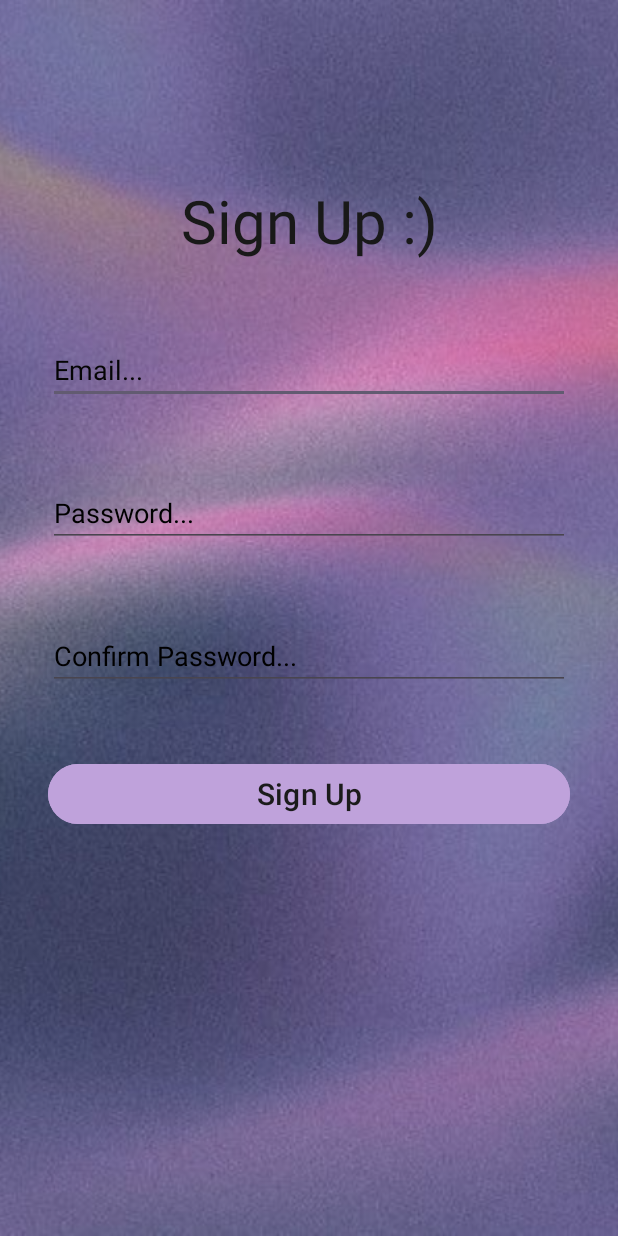
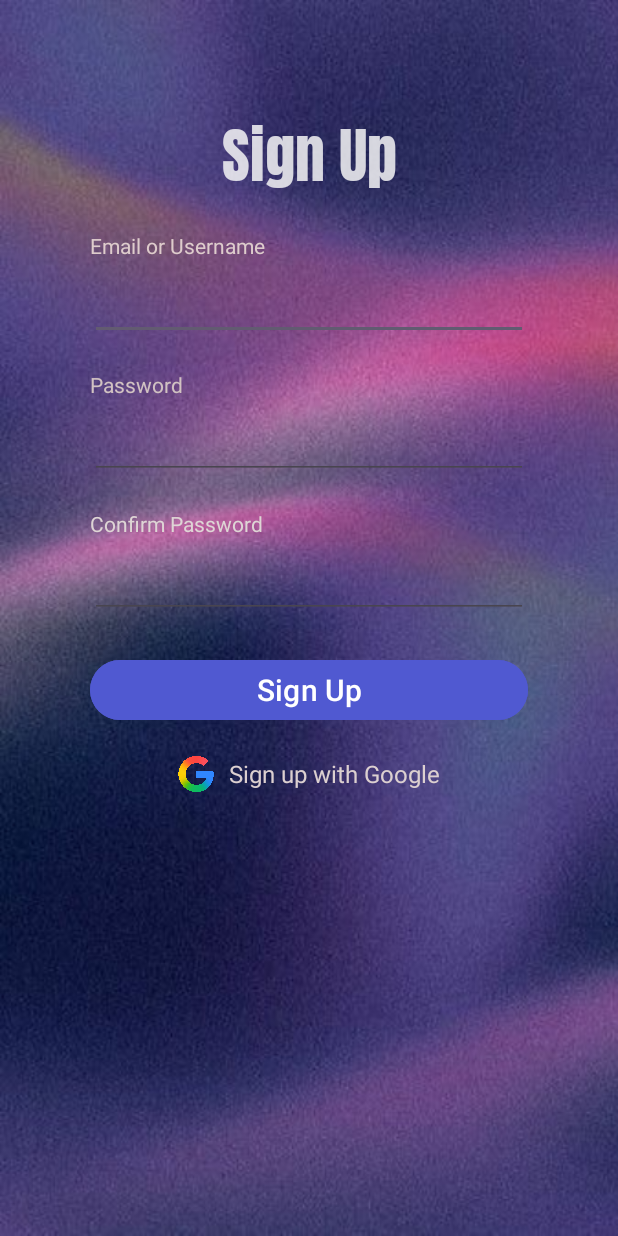
Before and after one commit to Kartikssethi/Discord-Mobile-, an Android app: the Sign_Up screen opened directly, with no data from a screen before it, on a phone screen of 412 x 824 dp. Run offline under Robolectric (Android 15) with nearby library versions, the phone set to English and light mode, and no system bars.

Commit message:
fixed the Sign in

```diff
--- a/app/src/main/res/layout/activity_sign_up.xml
+++ b/app/src/main/res/layout/activity_sign_up.xml
@@ -5,104 +5,148 @@
     xmlns:tools="http://schemas.android.com/tools"
     android:id="@+id/main"
     android:layout_width="match_parent"
-    android:layout_height="match_parent">
-
-    <!-- Background Image with Opacity -->
-    <ImageView
-        android:id="@+id/bgImage"
-        android:layout_width="0dp"
-        android:layout_height="0dp"
-        android:scaleType="centerCrop"
-        android:src="@drawable/welcome_background"
-        android:alpha="0.8"
-        app:layout_constraintTop_toTopOf="parent"
-        app:layout_constraintBottom_toBottomOf="parent"
-        app:layout_constraintStart_toStartOf="parent"
-        app:layout_constraintEnd_toEndOf="parent" />
+    android:layout_height="match_parent"
+    android:background="@drawable/welcome_background"
+    tools:context=".Sign_Up">
 
     <!-- Sign Up Title -->
     <TextView
         android:id="@+id/signup_text"
         android:layout_width="wrap_content"
         android:layout_height="wrap_content"
-        android:layout_marginStart="133dp"
-        android:layout_marginTop="120dp"
-        android:layout_marginEnd="133dp"
-        android:shadowColor="#FFFFFF"
-        android:text="Sign Up :)"
-        android:textColor="#191919"
+        android:layout_marginTop="64dp"
+        android:fontFamily="@font/anton"
+        android:text="Sign Up"
+        android:textColor="#D6F8F8F8"
         android:textSize="40sp"
+        app:layout_constraintTop_toTopOf="parent"
         app:layout_constraintStart_toStartOf="parent"
-        app:layout_constraintEnd_toEndOf="parent"
-        app:layout_constraintTop_toTopOf="parent" />
+        app:layout_constraintEnd_toEndOf="parent" />
+
+    <!-- Email Label -->
+    <TextView
+        android:id="@+id/label_email"
+        android:layout_width="wrap_content"
+        android:layout_height="wrap_content"
+        android:layout_marginStart="60dp"
+        android:layout_marginTop="20dp"
+        android:text="Email or Username"
+        android:textColor="#DECCCC"
+        app:layout_constraintTop_toBottomOf="@id/signup_text"
+        app:layout_constraintStart_toStartOf="parent" />
 
     <!-- Email Input -->
     <EditText
         android:id="@+id/signup_email"
         android:layout_width="0dp"
         android:layout_height="wrap_content"
-        android:layout_marginStart="32dp"
-        android:layout_marginTop="50dp"
-        android:layout_marginEnd="32dp"
         android:ems="10"
-        android:hint="Email..."
-        android:inputType="text"
+        android:inputType="textEmailAddress"
         android:textColor="#000000"
-        android:textColorHighlight="#000000"
         android:textColorHint="#050505"
-        android:textColorLink="#050505"
+        android:layout_marginStart="60dp"
+        android:layout_marginEnd="60dp"
+        android:layout_marginTop="8dp"
+        app:layout_constraintTop_toBottomOf="@id/label_email"
         app:layout_constraintStart_toStartOf="parent"
-        app:layout_constraintEnd_toEndOf="parent"
-        app:layout_constraintTop_toBottomOf="@id/signup_text"
-        tools:ignore="HardcodedText" />
+        app:layout_constraintEnd_toEndOf="parent" />
+
+    <!-- Password Label -->
+    <TextView
+        android:id="@+id/label_password"
+        android:layout_width="wrap_content"
+        android:layout_height="wrap_content"
+        android:layout_marginStart="60dp"
+        android:layout_marginTop="20dp"
+        android:text="Password"
+        android:textColor="#D1C2C2"
+        app:layout_constraintTop_toBottomOf="@id/signup_email"
+        app:layout_constraintStart_toStartOf="parent" />
 
     <!-- Password Input -->
     <EditText
         android:id="@+id/signup_password"
         android:layout_width="0dp"
         android:layout_height="wrap_content"
-        android:layout_marginStart="32dp"
-        android:layout_marginTop="50dp"
-        android:layout_marginEnd="32dp"
         android:ems="10"
-        android:hint="Password..."
         android:inputType="textPassword"
         android:textColorHint="#000000"
+        android:layout_marginStart="60dp"
+        android:layout_marginEnd="60dp"
+        android:layout_marginTop="8dp"
+        app:layout_constraintTop_toBottomOf="@id/label_password"
         app:layout_constraintStart_toStartOf="parent"
-        app:layout_constraintEnd_toEndOf="parent"
-        app:layout_constraintTop_toBottomOf="@+id/signup_email" />
+        app:layout_constraintEnd_toEndOf="parent" />
+
+    <!-- Confirm Password Label -->
+    <TextView
+        android:id="@+id/label_confirm_password"
+        android:layout_width="wrap_content"
+        android:layout_height="wrap_content"
+        android:layout_marginStart="60dp"
+        android:layout_marginTop="20dp"
+        android:text="Confirm Password"
+        android:textColor="#DED5D5"
+        app:layout_constraintTop_toBottomOf="@id/signup_password"
+        app:layout_constraintStart_toStartOf="parent" />
 
     <!-- Confirm Password Input -->
     <EditText
         android:id="@+id/signup_confirm_password"
         android:layout_width="0dp"
         android:layout_height="wrap_content"
-        android:layout_marginStart="32dp"
-        android:layout_marginTop="50dp"
-        android:layout_marginEnd="32dp"
         android:ems="10"
-        android:hint="Confirm Password..."
         android:inputType="textPassword"
         android:textColorHint="#000000"
+        android:layout_marginStart="60dp"
+        android:layout_marginEnd="60dp"
+        android:layout_marginTop="8dp"
+        app:layout_constraintTop_toBottomOf="@id/label_confirm_password"
         app:layout_constraintStart_toStartOf="parent"
-        app:layout_constraintEnd_toEndOf="parent"
-        app:layout_constraintTop_toBottomOf="@+id/signup_password" />
+        app:layout_constraintEnd_toEndOf="parent" />
 
     <!-- Sign Up Button -->
     <Button
         android:id="@+id/signup_button"
         android:layout_width="0dp"
         android:layout_height="wrap_content"
-        android:layout_marginStart="32dp"
-        android:layout_marginTop="45dp"
-        android:layout_marginEnd="32dp"
-        android:backgroundTint="#BFA2DB"
-        android:hapticFeedbackEnabled="false"
+        android:layout_marginStart="60dp"
+        android:layout_marginTop="24dp"
+        android:layout_marginEnd="60dp"
+        android:backgroundTint="#5059D1"
         android:text="Sign Up"
-        android:textColor="#1B1B1B"
+        android:textColor="#FFFFFF"
         android:textSize="20sp"
+        app:layout_constraintEnd_toEndOf="parent"
         app:layout_constraintStart_toStartOf="parent"
-        app:layout_constraintEnd_toEndOf="parent"
-        app:layout_constraintTop_toBottomOf="@+id/signup_confirm_password" />
+        app:layout_constraintTop_toBottomOf="@id/signup_confirm_password" />
+
+    <!-- Google login row -->
+    <LinearLayout
+        android:id="@+id/google_login_row"
+        android:layout_width="wrap_content"
+        android:layout_height="wrap_content"
+        android:orientation="horizontal"
+        android:gravity="center"
+        android:layout_marginTop="20dp"
+        app:layout_constraintTop_toBottomOf="@id/signup_button"
+        app:layout_constraintStart_toStartOf="parent"
+        app:layout_constraintEnd_toEndOf="parent">
+
+        <ImageView
+            android:id="@+id/imageView"
+            android:layout_width="24dp"
+            android:layout_height="24dp"
+            android:layout_marginEnd="10dp"
+            android:src="@drawable/ic_google" />
+
+        <TextView
+            android:id="@+id/textView7"
+            android:layout_width="wrap_content"
+            android:layout_height="wrap_content"
+            android:text="Sign up with Google"
+            android:textColor="#DCD0D0"
+            android:textSize="16sp" />
+    </LinearLayout>
 
 </androidx.constraintlayout.widget.ConstraintLayout>
```
